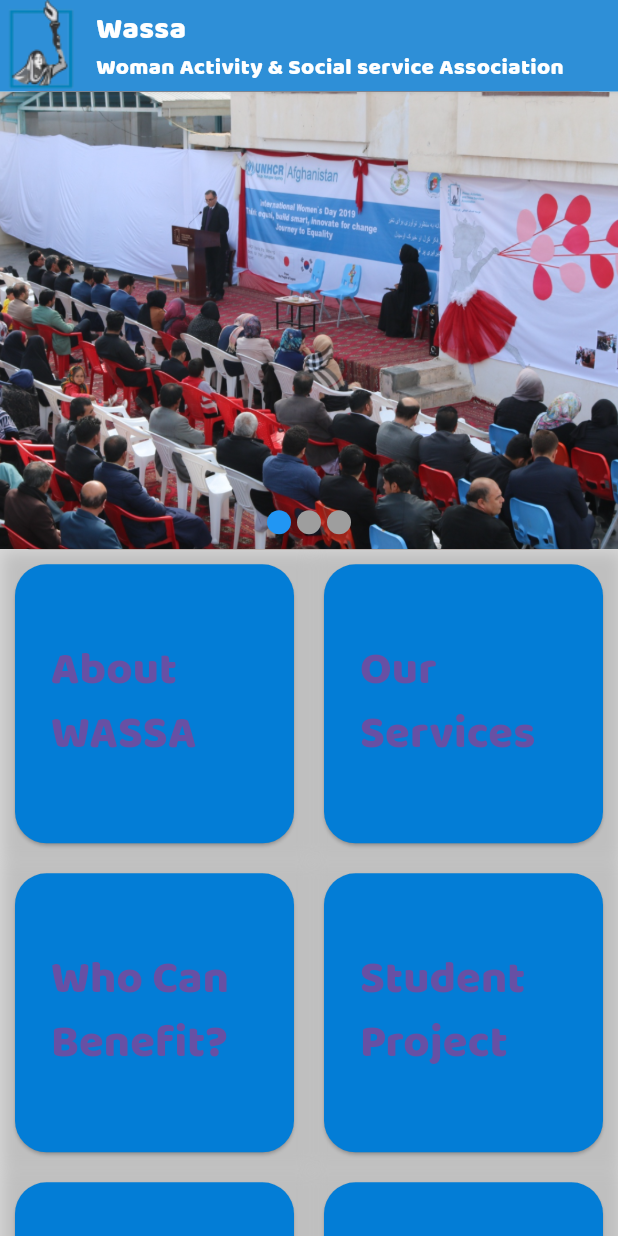
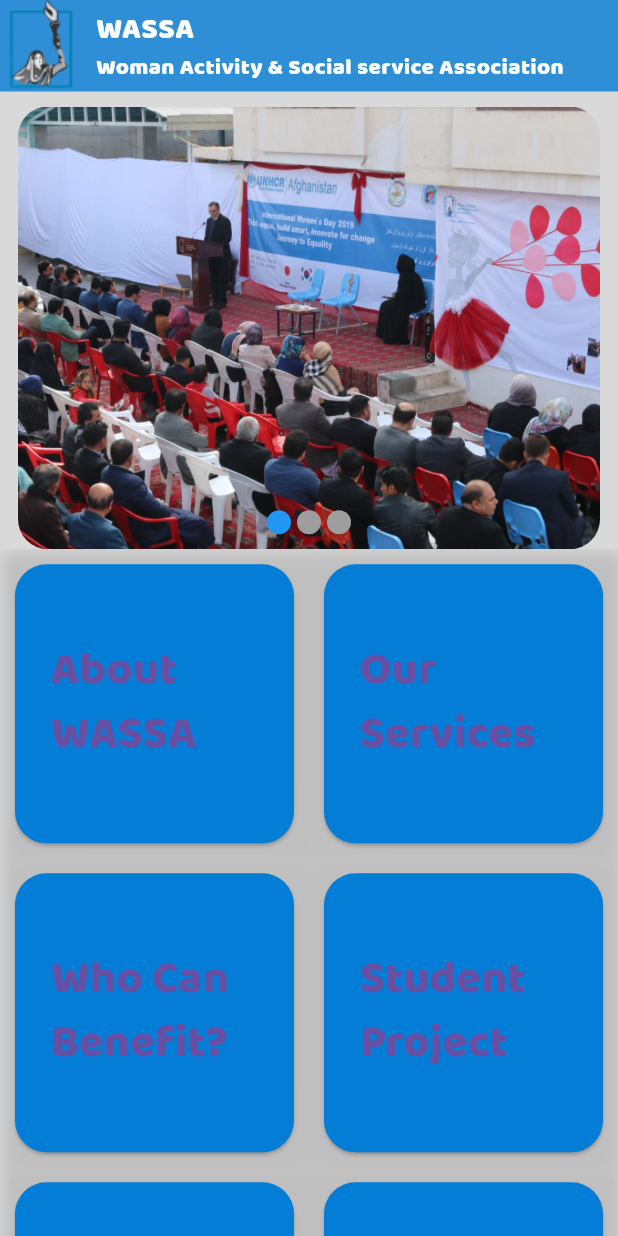
Before and after one commit to HamidSaliqa/code4fun, a Flutter app: the screen it shows after launch, on a phone screen of 412 x 824 dp. Run offline on Flutter 3.47's test engine with Material 3 defaults, Android fonts, the phone set to English and light mode, and no system bars; drawn by our look-alikes of flutter_image_slideshow; our stand-ins replace cached_network_image, firebase_core, firebase_storage, flutter_spinkit, lottie, photo_view; accounts and stored records are empty.

Commit message:
تغییر در اسلایدر

```diff
--- a/lib/home_page.dart
+++ b/lib/home_page.dart
@@ -12,20 +12,20 @@ class _HomePageState extends State<HomePage> {
   @override
   Widget build(BuildContext context) {
     return Scaffold(
-        backgroundColor: Color.fromRGBO(217, 217, 217, 1),
+        backgroundColor: const Color.fromRGBO(217, 217, 217, 1),
         body: Column(
           children: [
             SafeArea(
               child: Container(
-                color: Color.fromRGBO(3, 125, 214, 0.8),
+                color: const Color.fromRGBO(3, 125, 214, 0.8),
                 child: Row(
                   children: [
                     Image.asset("assets/wassalogo.png"),
                     SizedBox(width: 10,),
-                    Column(
+                    const Column(
                       crossAxisAlignment: CrossAxisAlignment.start,
                       children: [
-                        Text("Wassa",style: TextStyle(fontFamily: "CustomFont",fontSize: 20,color: Colors.white),),
+                        Text("WASSA",style: TextStyle(fontFamily: "CustomFont",fontSize: 20,color: Colors.white),),
                         Text("Woman Activity & Social service Association",style: TextStyle(color: Colors.white,fontFamily: "CustomFont",fontSize: 15),),
                       ],
                     ),
--- a/lib/widget.dart
+++ b/lib/widget.dart
@@ -17,11 +17,14 @@ const labelTextStyle = TextStyle(
 
 ///slider for image
 Widget slider() {
-  return Container(
+  return Padding(
+    padding:const EdgeInsets.only(top: 10,left: 12,right: 12),
+    child: Container(
+      clipBehavior: Clip.antiAlias,
       width: 500,
       height: 500,
       decoration: BoxDecoration(
-        borderRadius: BorderRadius.circular(20), color: Colors.brown),
+          borderRadius: BorderRadius.circular(20), color:const Color.fromRGBO(217, 217, 217, 1)),
       child: ImageSlideshow(
         indicatorRadius: 8,
 
@@ -68,6 +71,7 @@ Widget slider() {
 
         /// Loops back to first slide.
         isLoop: true,
+      ),
     ),
   );
 }
```
Also changed, not shown: lib/firebase_options.dart (added), 1 other file. Lines whose indentation alone changed are shown as unchanged.
